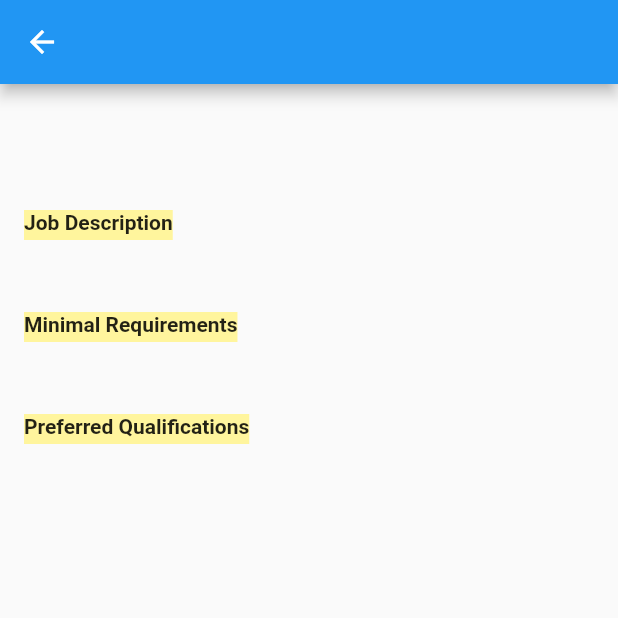
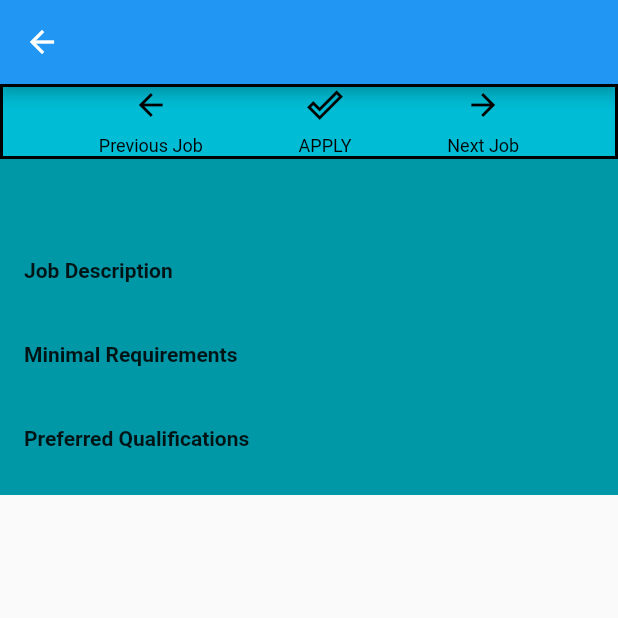
Before and after one commit to andrelegault/sjb, a Flutter app: the SingleListingScreen screen opened directly with empty values, on a phone screen of 412 x 824 dp, the top half of it. Run offline on Flutter 3.47's test engine with Material 2 defaults, Android fonts, the phone set to English and light mode, and no system bars.

Commit message:
Navigation to single page + Reading for json listings
Updated single page with button layouts
Added reading postings from json
Added navigation from list of postings to single postings

```diff
--- a/assets/data/sample_listings.json
+++ b/assets/data/sample_listings.json
@@ -28,7 +28,7 @@
         "title": "Software Developer Intern, BS, Fall",
         "employer": "Google Inc.",
         "term": "Winter 2021",
-        "location": "Montreal, QC",
+        "location": "Toronto, ON",
         "logo": "assets/images/logos/google.png",
         "employer_description": "Google LLC is an American multinational technology company that specializes in Internet-related services and products, which include online advertising technologies, search engine, cloud computing, software, and hardware. It is considered one of the Big Four technology companies, alongside Amazon, Apple, and Microsoft.",
         "requirements": {
--- a/lib/main.dart
+++ b/lib/main.dart
@@ -3,7 +3,7 @@ import 'package:sjb/screens/home_screen.dart';
 import 'package:sjb/screens/listings_screen.dart';
 import 'package:sjb/screens/login_screen.dart';
 import 'package:sjb/screens/singlePosting/single_listing_screen.dart';
-import 'package:sjb/models/posting.dart';
+import 'package:sjb/models/listing.dart';
 
 void main() {
   runApp(MyApp());
@@ -22,8 +22,6 @@ class MyApp extends StatelessWidget {
       url: 'Sample URL'
   );
 
-
-
   @override
   Widget build(BuildContext context) {
     return MaterialApp(
@@ -32,10 +30,9 @@ class MyApp extends StatelessWidget {
       routes: {
         '/': (context) => LoginScreen(),
         // '/register' => RegisterScreen(),
-//        '/listings': (context) => ListingsScreen(),
-        '/listings': (context) => SingleListingScreen(samplePost),
+        '/listings': (context) => ListingsScreen(),
+//        '/listings': (context) => SingleListingScreen(samplePost),
         '/home': (context) => HomeScreen(),
-        SingleListingScreen.routeName: (context) => SingleListingScreen(samplePost)
       },
       theme: ThemeData(
         // This is the theme of your application.
--- /dev/null
+++ b/lib/models/listing.dart
@@ -0,0 +1,36 @@
+import 'dart:core';
+
+/// Model that represents a job posting.
+class Posting {
+  String title;
+  String location;
+  String employer;
+  String term;
+  String logo;
+  String description;
+  Map<String, dynamic> reqs;
+  List<String> resp;
+  String url;
+
+  Posting.fromJson(Map<String, dynamic> data):
+        title = data['title'],
+        location = data['location'],
+        employer = data['employer'],
+        term = data['term'],
+        logo = data['logo'],
+        description = data['employer_description'],
+        reqs = data['requirements'],
+        resp = data['responsabilities'],
+        url = data['link'];
+
+  Posting(
+      {this.title,
+        this.location,
+        this.employer,
+        this.term,
+        this.logo,
+        this.description,
+        this.reqs,
+        this.resp,
+        this.url});
+}
--- a/lib/models/posting.dart
+++ /dev/null
@@ -1,25 +0,0 @@
-import 'dart:core';
-
-/// Model that represents a job posting.
-class Posting {
-  final String title;
-  final String location;
-  final String employer;
-  final String term;
-  final String logo;
-  final String description;
-//  final Map<String, List<String>> reqs;
-//  final List<String> resp;
-  final String url;
-
-  Posting(
-      {this.title,
-        this.location,
-        this.employer,
-        this.term,
-        this.logo,
-        this.description,
-//        this.reqs,
-//        this.resp,
-        this.url});
-}
--- a/lib/screens/listings_screen.dart
+++ b/lib/screens/listings_screen.dart
@@ -2,8 +2,11 @@ import 'dart:convert';
 
 import 'package:flutter/material.dart';
 import 'package:flutter/services.dart';
+import 'package:sjb/models/listing.dart';
+import 'package:sjb/screens/singlePosting/single_listing_screen.dart';
 
 class ListingsScreen extends StatelessWidget {
+
   @override
   Widget build(BuildContext context) => FutureBuilder(
       future: rootBundle.loadString('assets/data/sample_listings.json'),
@@ -12,22 +15,24 @@ class ListingsScreen extends StatelessWidget {
           return CircularProgressIndicator();
         } else {
           List<dynamic> data = json.decode(snapshot.data);
+          List<Posting> listings = [];
+          data.forEach((listing) => listings.add(Posting.fromJson(listing)));
           return Scaffold(
             body: ListView.builder(
-                itemCount: data.length,
+                itemCount: listings.length,
                 itemBuilder: (BuildContext context, int index) => ListTile(
                       leading: CircleAvatar(
                           backgroundColor: Colors.transparent,
-                          backgroundImage: AssetImage(data[index]['logo'])),
+                          backgroundImage: AssetImage(listings[index].logo)),
                       title: Text(
-                        data[index]['title'],
+                        listings[index].title,
                         style: TextStyle(fontWeight: FontWeight.w500),
                       ),
                       subtitle: Column(
                         crossAxisAlignment: CrossAxisAlignment.start,
                         children: <Widget>[
                           Text(
-                            data[index]['employer'],
+                            listings[index].employer,
                             style: TextStyle(color: Colors.blueAccent),
                           ),
                         ],
@@ -36,7 +41,8 @@ class ListingsScreen extends StatelessWidget {
                           mainAxisSize: MainAxisSize.min,
                           children: <Widget>[
                             RaisedButton(
-                                onPressed: () => print("button pressed!"),
+                                onPressed: () => Navigator.push(context, MaterialPageRoute(builder: (context) => SingleListingScreen(listings[index]))),
+//                                onPressed: () => Navigator.of(context).pushNamed(SingleListingScreen.routeName),
                                 elevation: 1.0,
                                 color: Colors.grey,
                                 textColor: Colors.white,
--- /dev/null
+++ b/lib/screens/singlePosting/button_column.dart
@@ -0,0 +1,35 @@
+import 'package:flutter/material.dart';
+
+class ButtonColumn extends StatelessWidget {
+    final Color color;
+    final IconData icon;
+    final String label;
+
+    ButtonColumn({
+      this.color,
+      this.icon,
+      this.label
+    });
+
+  @override
+  Widget build(BuildContext context) {
+    return Column(
+      mainAxisSize: MainAxisSize.min,
+      mainAxisAlignment: MainAxisAlignment.center,
+      children: [
+        Icon(icon, color: color),
+        Container(
+          margin: const EdgeInsets.only(top: 8),
+          child: Text(
+            label,
+            style: TextStyle(
+              fontSize: 12,
+              fontWeight: FontWeight.w400,
+              color: color,
+            ),
+          ),
+        ),
+      ],
+    );
+  }
+}
--- /dev/null
+++ b/lib/screens/singlePosting/buttons_section.dart
@@ -0,0 +1,29 @@
+import 'package:flutter/material.dart';
+import 'package:sjb/screens/singlePosting/button_column.dart';
+
+class ButtonSection extends StatelessWidget {
+
+  final Color color;
+
+  ButtonSection({
+    this.color
+  });
+
+  @override
+  Widget build(BuildContext context) {
+    return Container(
+      decoration: BoxDecoration(
+        border: Border.all(width:2),
+        color: Colors.cyan,
+      ),
+      child: Row(
+        mainAxisAlignment: MainAxisAlignment.spaceEvenly,
+        children: [
+          ButtonColumn(color: color, icon: Icons.arrow_back, label: 'Previous Job'),
+          ButtonColumn(color: color, icon: Icons.done_outline, label: 'APPLY'),
+          ButtonColumn(color: color, icon: Icons.arrow_forward, label: 'Next Job'),
+        ],
+      ),
+    );
+  }
+}
--- a/lib/screens/singlePosting/page_section.dart
+++ b/lib/screens/singlePosting/page_section.dart
@@ -13,7 +13,8 @@ class PageSection extends StatelessWidget {
   @override
   Widget build(BuildContext context) {
     return Container(
-      padding: const EdgeInsets.all(16),
+      color: Colors.cyan[700],
+      padding: const EdgeInsets.fromLTRB(16, 10, 16, 10), //left, top, right, bottom
       child: Row(
         children: [
           Expanded(
@@ -21,7 +22,7 @@ class PageSection extends StatelessWidget {
               crossAxisAlignment: CrossAxisAlignment.start,
               children: [
                 Container(
-                  color: Colors.yellow[200],
+//                  color: Colors.yellow[200],
                   padding: const EdgeInsets.only(bottom: 4),
                   child: Text(
                     title,
@@ -33,7 +34,7 @@ class PageSection extends StatelessWidget {
                 Text(
                   description,
                   style: TextStyle(
-                    color: Colors.grey[500],
+                    color: Colors.white,
                   ),
                 ),
               ],
--- a/lib/screens/singlePosting/single_listing_screen.dart
+++ b/lib/screens/singlePosting/single_listing_screen.dart
@@ -1,7 +1,8 @@
 import 'dart:ui';
 import 'package:flutter/material.dart';
 import 'package:sjb/screens/singlePosting/page_section.dart';
-import '../../models/posting.dart';
+import '../../models/listing.dart';
+import 'package:sjb/screens/singlePosting/buttons_section.dart';
 
 class SingleListingScreen extends StatelessWidget {
   static const routeName = 'single-post';
@@ -11,24 +12,25 @@ class SingleListingScreen extends StatelessWidget {
 
   @override
   Widget build(BuildContext context) {
-    PageSection titleSection = PageSection(title: posting.title, description: posting.location);
-    PageSection descriptionSection = PageSection(title: 'Job Description', description: posting.description);
-    PageSection requirementSection = PageSection(title: 'Minimal Requirements', description: posting.description);
-    PageSection preferredSection = PageSection(title: 'Preferred Qualifications', description: posting.description);
 
     return Scaffold(
-        appBar: AppBar(title: Text(posting.employer),),
-        body: SingleChildScrollView(
-          child:
-            Column(
-            children: [
-              titleSection,
-              descriptionSection,
-              requirementSection,
-              preferredSection,
-            ]
+        appBar: AppBar(
+
+          title: Text(posting.employer),),
+        body:
+          SingleChildScrollView(
+            child:
+              Column(
+              children: [
+                ButtonSection(color: Colors.black),
+                PageSection(title: posting.title, description: posting.location),
+                PageSection(title: 'Job Description', description: posting.description),
+                PageSection(title: 'Minimal Requirements', description: posting.description),
+                PageSection(title: 'Preferred Qualifications', description: posting.description)
+              ]
+            )
           )
-        )
+
     );
   }
 }
```
